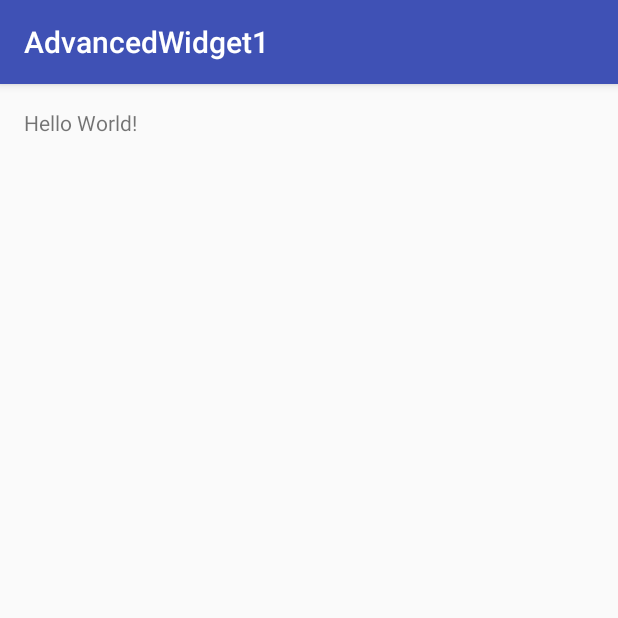
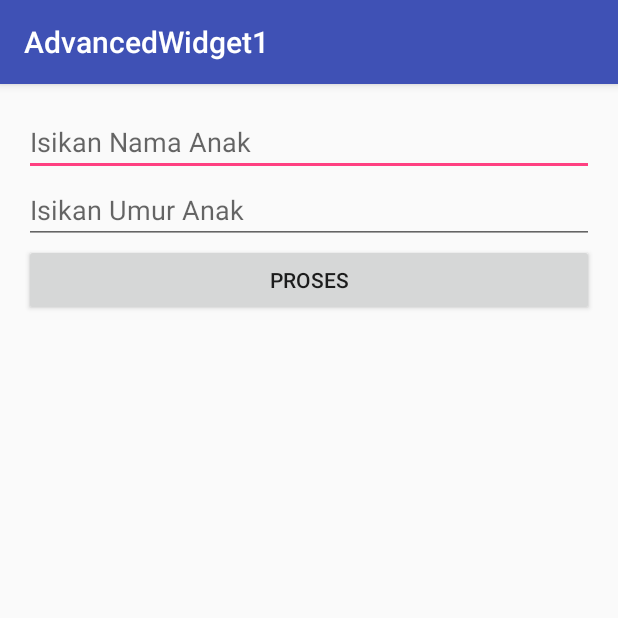
Before and after one commit to ifanrifaihardiyanto/AdvancedWidget1, an Android app: the screen it shows after launch (MainActivity), on a phone screen of 412 x 824 dp, the top half of it. Run offline under Robolectric (Android 15) with nearby library versions, the phone set to English and light mode, and no system bars.

Commit message:
Initial commit Widget Programming Part 1

```diff
--- a/app/src/main/java/id/sch/smktelkom_mlg/learn/advancedwidget1/MainActivity.java
+++ b/app/src/main/java/id/sch/smktelkom_mlg/learn/advancedwidget1/MainActivity.java
@@ -2,6 +2,12 @@ package id.sch.smktelkom_mlg.learn.advancedwidget1;
 
 import android.support.v7.app.AppCompatActivity;
 import android.os.Bundle;
+import android.text.InputType;
+import android.view.View;
+import android.widget.Button;
+import android.widget.EditText;
+import android.widget.LinearLayout;
+import android.widget.TextView;
 
 public class MainActivity extends AppCompatActivity {
 
@@ -9,5 +15,32 @@ public class MainActivity extends AppCompatActivity {
     protected void onCreate(Bundle savedInstanceState) {
         super.onCreate(savedInstanceState);
         setContentView(R.layout.activity_main);
+
+        LinearLayout llMain = (LinearLayout) findViewById(R.id.linearLayoutMain);
+
+        final EditText etNama = new EditText(this);
+        llMain.addView(etNama);
+        etNama.setHint("Isikan Nama Anak");
+
+        final EditText etUmur = new EditText(this);
+        llMain.addView(etUmur);
+        etUmur.setHint("Isikan Umur Anak");
+        etUmur.setInputType(InputType.TYPE_CLASS_NUMBER);
+
+        Button bProses = new Button(this);
+        bProses.setText("Proses");
+        llMain.addView(bProses);
+        final TextView tvHasil = new TextView(this);
+        llMain.addView(tvHasil);
+
+        bProses.setOnClickListener(new View.OnClickListener() {
+            @Override
+            public void onClick(View view) {
+                String nama = etNama.getText().toString();
+                String umur = etUmur.getText().toString();
+
+                tvHasil.setText(nama+" umur "+umur+" tahun");
+            }
+        });
     }
 }
--- a/app/src/main/res/layout/activity_main.xml
+++ b/app/src/main/res/layout/activity_main.xml
@@ -8,10 +8,7 @@
     android:paddingLeft="@dimen/activity_horizontal_margin"
     android:paddingRight="@dimen/activity_horizontal_margin"
     android:paddingTop="@dimen/activity_vertical_margin"
-    tools:context="id.sch.smktelkom_mlg.learn.advancedwidget1.MainActivity">
+    tools:context="id.sch.smktelkom_mlg.learn.advancedwidget1.MainActivity"
+    android:id="@+id/linearLayoutMain">
 
-    <TextView
-        android:layout_width="wrap_content"
-        android:layout_height="wrap_content"
-        android:text="Hello World!" />
 </LinearLayout>
```
